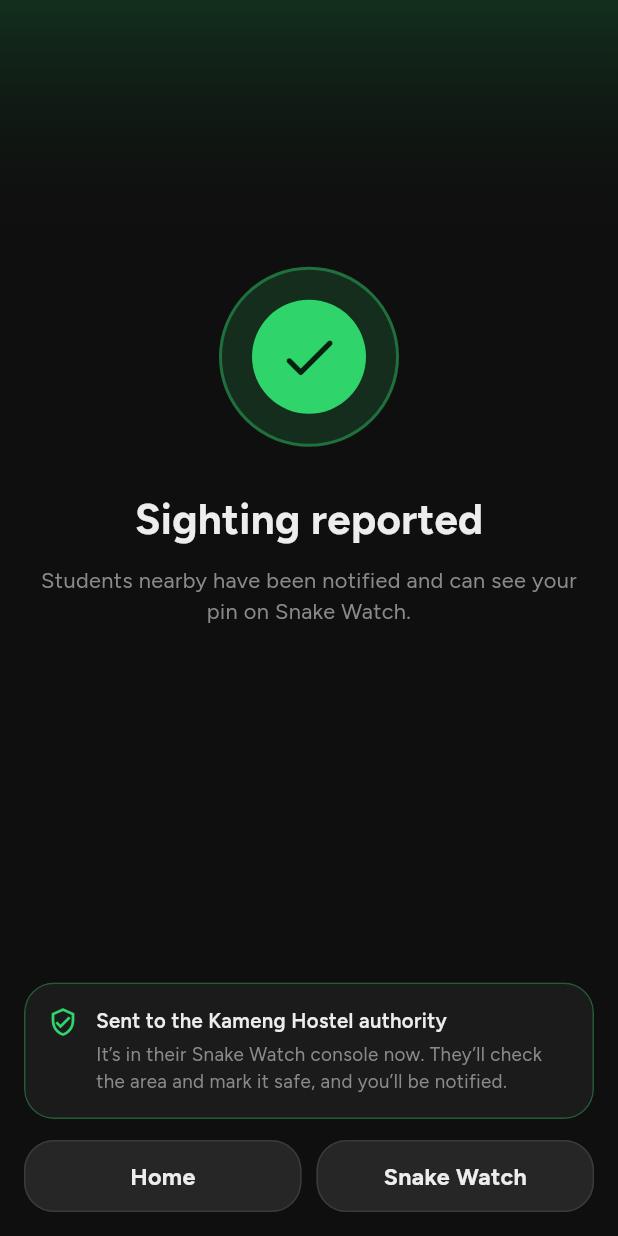
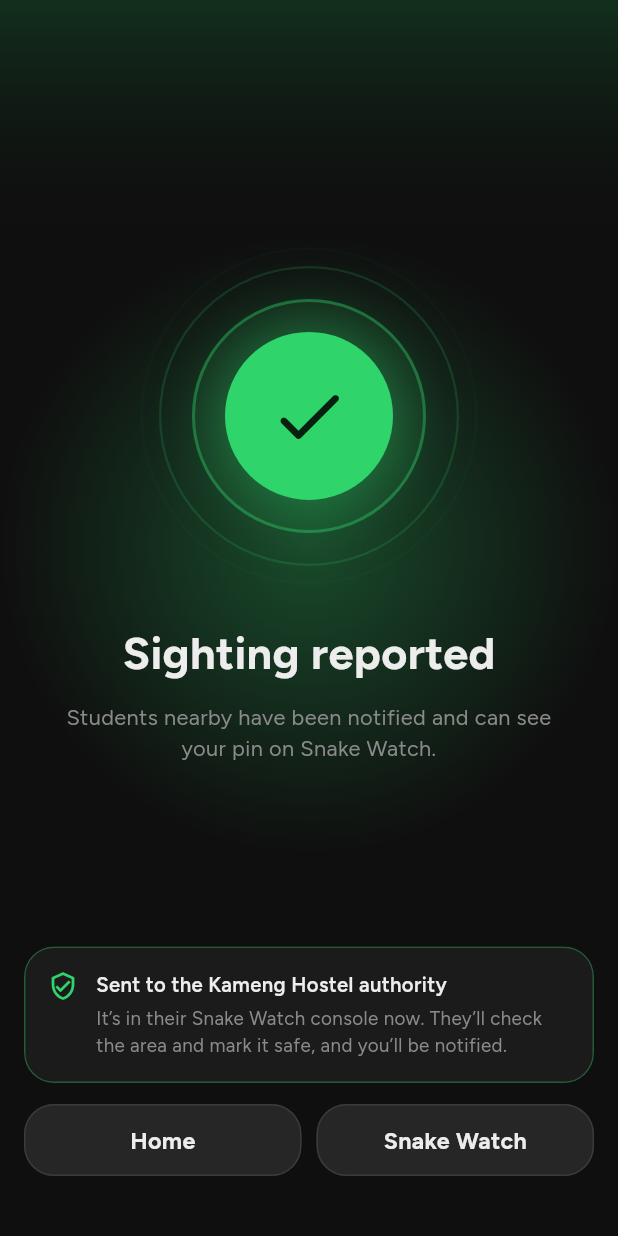
Before and after one commit to KaveiDuo/snake-watch, a Flutter app: the ReportedScreen widget shown alone on an empty page, opened directly with sample values from the repository, on a phone screen of 412 x 824 dp. Run offline on Flutter 3.47's test engine with Material 3 defaults, Android fonts, the phone set to English and light mode, and no system bars; our stand-ins replace flutter_map, geolocator, image_picker, latlong2.

Commit message:
Success screen matches Figma; buttons moved up
Co-Authored-By: Claude Opus 5.5 <noreply@anthropic.com>

```diff
--- a/lib/screens/report.dart
+++ b/lib/screens/report.dart
@@ -783,52 +783,114 @@ class ReportedScreen extends StatefulWidget {
   State<ReportedScreen> createState() => _ReportedScreenState();
 }
 
-class _ReportedScreenState extends State<ReportedScreen> with SingleTickerProviderStateMixin {
+class _ReportedScreenState extends State<ReportedScreen> with TickerProviderStateMixin {
   late final AnimationController _a = AnimationController(vsync: this, duration: const Duration(milliseconds: 700))..forward();
+  late final AnimationController _ripple = AnimationController(vsync: this, duration: const Duration(milliseconds: 2400))..repeat();
 
   @override
   void dispose() {
     _a.dispose();
+    _ripple.dispose();
     super.dispose();
   }
+
+  /// Green check with two rings and a soft glow (matches Figma "13 · Sighting reported").
+  Widget _hero() => SizedBox(
+    width: 230,
+    height: 230,
+    child: Stack(
+      alignment: Alignment.center,
+      children: [
+        // A faint ring that keeps rippling outward
+        AnimatedBuilder(
+          animation: _ripple,
+          builder: (_, _) {
+            final t = Curves.easeOut.transform(_ripple.value);
+            return Container(
+              width: 150 + 80 * t,
+              height: 150 + 80 * t,
+              decoration: BoxDecoration(
+                shape: BoxShape.circle,
+                border: Border.all(color: C.green.withValues(alpha: 0.35 * (1 - t)), width: 1.5),
+              ),
+            );
+          },
+        ),
+        Container(
+          width: 200,
+          height: 200,
+          decoration: BoxDecoration(
+            shape: BoxShape.circle,
+            border: Border.all(color: C.green.withValues(alpha: 0.16), width: 1.5),
+          ),
+        ),
+        Container(
+          width: 156,
+          height: 156,
+          decoration: BoxDecoration(
+            shape: BoxShape.circle,
+            color: C.green.withValues(alpha: 0.06),
+            border: Border.all(color: C.green.withValues(alpha: 0.38), width: 2),
+          ),
+        ),
+        ScaleTransition(
+          scale: CurvedAnimation(parent: _a, curve: Curves.elasticOut),
+          child: Container(
+            width: 112,
+            height: 112,
+            decoration: BoxDecoration(
+              shape: BoxShape.circle,
+              color: C.green,
+              boxShadow: [BoxShadow(color: C.green.withValues(alpha: 0.45), blurRadius: 36, spreadRadius: 2)],
+            ),
+            child: const Icon(Icons.check_rounded, color: C.greenInk, size: 56),
+          ),
+        ),
+      ],
+    ),
+  );
 
   @override
   Widget build(BuildContext context) {
     final r = widget.report;
     return DarkPage(
-      body: Padding(
-        padding: const EdgeInsets.fromLTRB(16, 0, 16, 16),
-        child: Column(
+      body: Stack(
         children: [
-            const Spacer(flex: 3),
-            ScaleTransition(
-              scale: CurvedAnimation(parent: _a, curve: Curves.elasticOut),
+          // Soft green glow behind the check
+          Positioned.fill(
+            child: IgnorePointer(
+              child: Align(
+                alignment: const Alignment(0, -0.32),
                 child: Container(
-                width: 120,
-                height: 120,
+                  width: 520,
+                  height: 520,
                   decoration: BoxDecoration(
                     shape: BoxShape.circle,
-                  color: C.green.withValues(alpha: 0.15),
-                  border: Border.all(color: C.green.withValues(alpha: 0.4), width: 2),
-                ),
-                alignment: Alignment.center,
-                child: Container(
-                  width: 76,
-                  height: 76,
-                  decoration: const BoxDecoration(shape: BoxShape.circle, color: C.green),
-                  child: const Icon(Icons.check_rounded, color: C.greenInk, size: 44),
+                    gradient: RadialGradient(colors: [C.green.withValues(alpha: 0.30), C.green.withValues(alpha: 0.0)]),
                   ),
                 ),
               ),
-            const SizedBox(height: 28),
-            Text('Sighting reported', style: ft(28, w: 700)),
+            ),
+          ),
+          Padding(
+            // Extra bottom space so the buttons sit comfortably above the edge.
+            padding: const EdgeInsets.fromLTRB(16, 0, 16, 40),
+            child: Column(
+              children: [
+                const Spacer(flex: 4),
+                _hero(),
+                const SizedBox(height: 22),
+                Text('Sighting reported', style: ft(30, w: 700)),
                 const SizedBox(height: 10),
-            Text(
+                Padding(
+                  padding: const EdgeInsets.symmetric(horizontal: 12),
+                  child: Text(
                     'Students nearby have been notified and can see your pin on Snake Watch.',
                     textAlign: TextAlign.center,
                     style: ft(14.5, color: C.muted, height: 1.45),
                   ),
-            const Spacer(flex: 4),
+                ),
+                const Spacer(flex: 3),
                 // Who handles it: the hostel's authority (in their console), or
                 // nobody for open areas, where the pin expires by itself.
                 Panel(
@@ -842,7 +904,10 @@ class _ReportedScreenState extends State<ReportedScreen> with SingleTickerProvid
                         child: Column(
                           crossAxisAlignment: CrossAxisAlignment.start,
                           children: [
-                        Text(r.covered ? 'Sent to the ${r.place} authority' : 'Open area · no hostel authority', style: ft(13.5, w: 600)),
+                            Text(
+                              r.covered ? 'Sent to the ${r.place} authority' : 'Open area · no hostel authority',
+                              style: ft(13.5, w: 600),
+                            ),
                             const SizedBox(height: 4),
                             Text(
                               r.covered
@@ -880,6 +945,8 @@ class _ReportedScreenState extends State<ReportedScreen> with SingleTickerProvid
               ],
             ),
           ),
+        ],
+      ),
     );
   }
 }
```
Lines whose indentation alone changed are shown as unchanged.
